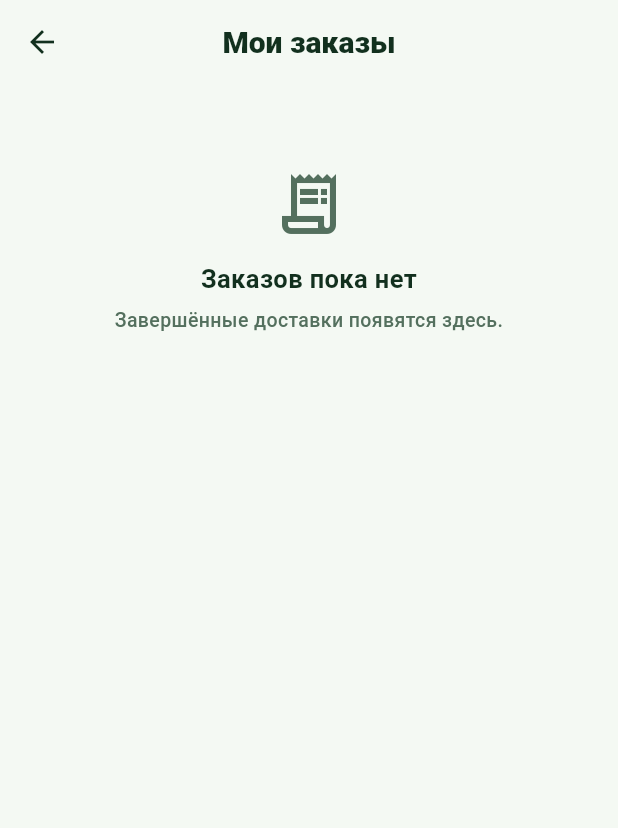
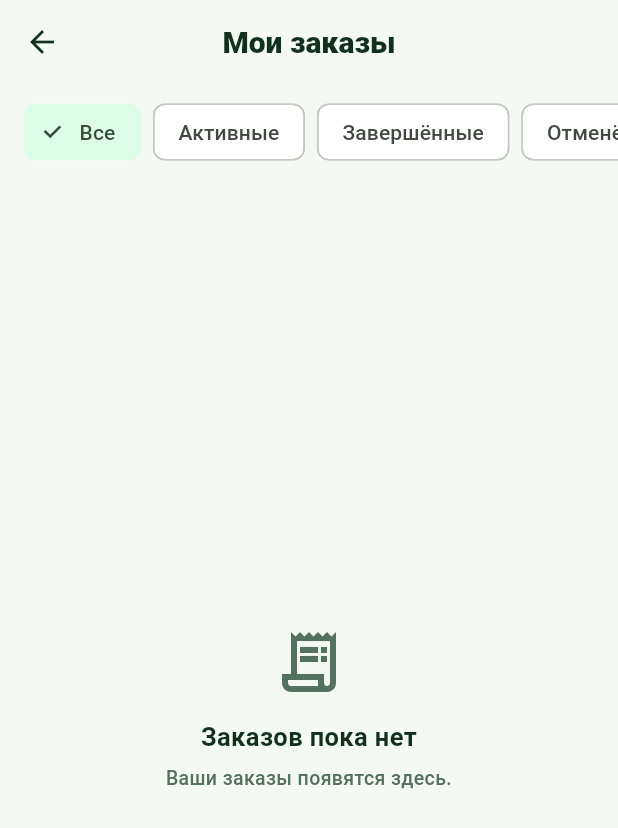
Before and after one commit to prorad02-maker/tajgo-platform, a Flutter app: the CustomerOrdersTab screen opened directly with empty values, on a phone screen of 412 x 824 dp. Shown: the top 828 px of the screen. Run offline on Flutter 3.47's test engine with Material 3 defaults, Android fonts, the phone set to English and light mode, and no system bars; our stand-ins replace cloud_firestore, cloud_functions, firebase_auth, firebase_core, firebase_crashlytics, flutter_map and 4 more; missing offline and left inert: firebase_app_check; accounts and stored records are empty.

Commit message:
feat(v1.8-p2): full orders tab + marketplace UI polish (P1)
Orders tab (#13):
- customerOrdersStream + filter chips (Все/Активные/Завершённые/Отменённые),
  active section, history via TajGoOrderHistoryTile, skeletons/empty/error states

Marketplace UI (#9/10/11):
- PartnerList rewritten on design system: MarketplacePartnerCard, skeletons,
  empty/error states, filters (open-only, sort by rating/faster), preview banner
- ProductDetails bottom sheet (image, description, price, availability, quantity
  stepper, add-to-cart) wired on product tap
- Currency: all user-facing 'TJS' -> сомони via TajGoMoney (catalog + checkout)

Backend price authority + changed-price flow unchanged. Tests: Flutter 89/89,
analyze clean. No native/backend changes. No deploy, no push.

Co-Authored-By: Claude Opus 4.8 <noreply@anthropic.com>

```diff
--- a/lib/features/customer/tabs/customer_orders_tab.dart
+++ b/lib/features/customer/tabs/customer_orders_tab.dart
@@ -6,11 +6,36 @@ import '../../../shared/widgets/tajgo_order_history_tile.dart';
 import '../../../shared/widgets/tajgo_scope.dart';
 import '../widgets/active_order_card.dart';
 
-/// Вкладка «Заказы»: активный заказ и история (завершённые/отменённые).
-class CustomerOrdersTab extends StatelessWidget {
+enum _OrdersFilter { all, active, completed, cancelled }
+
+/// Вкладка «Заказы»: активные / завершённые / отменённые / спорные,
+/// custom и catalog, с фильтрами и человеческими статусами.
+class CustomerOrdersTab extends StatefulWidget {
   const CustomerOrdersTab({super.key, required this.scrollController});
 
   final ScrollController scrollController;
+
+  @override
+  State<CustomerOrdersTab> createState() => _CustomerOrdersTabState();
+}
+
+class _CustomerOrdersTabState extends State<CustomerOrdersTab> {
+  _OrdersFilter _filter = _OrdersFilter.all;
+
+  static const _active = {
+    OrderStatus.waiting,
+    OrderStatus.accepted,
+    OrderStatus.pickedUp,
+    OrderStatus.delivered,
+    OrderStatus.disputed,
+  };
+
+  bool _matches(TajGoOrder order) => switch (_filter) {
+    _OrdersFilter.all => true,
+    _OrdersFilter.active => _active.contains(order.status),
+    _OrdersFilter.completed => order.status == OrderStatus.completed,
+    _OrdersFilter.cancelled => order.status == OrderStatus.cancelled,
+  };
 
   @override
   Widget build(BuildContext context) {
@@ -19,56 +44,63 @@ class CustomerOrdersTab extends StatelessWidget {
 
     return TajGoScaffold(
       appBar: const TajGoAppBar(title: 'Мои заказы'),
-      body: CustomScrollView(
-        controller: scrollController,
-        slivers: [
-          SliverToBoxAdapter(
-            child: StreamBuilder<TajGoOrder?>(
-              stream: scope.orderRepository.activeOrderStream(uid),
+      body: Column(
+        children: [
+          _filters(),
+          Expanded(
+            child: StreamBuilder<List<TajGoOrder>>(
+              stream: scope.orderRepository.customerOrdersStream(uid),
               builder: (context, snapshot) {
-                if (snapshot.data == null) return const SizedBox.shrink();
-                return Padding(
-                  padding: const EdgeInsets.fromLTRB(
-                    TajGoSpacing.screenH,
-                    TajGoSpacing.md,
-                    TajGoSpacing.screenH,
-                    0,
-                  ),
-                  child: Column(
-                    crossAxisAlignment: CrossAxisAlignment.start,
-                    children: [
-                      Text('Активный заказ', style: TajGoTypography.title),
-                      const SizedBox(height: TajGoSpacing.sm),
-                      ActiveOrderCard(order: snapshot.data!),
+                if (snapshot.hasError) {
+                  return const TajGoErrorState();
+                }
+                if (!snapshot.hasData) {
+                  return ListView(
+                    controller: widget.scrollController,
+                    children: const [
+                      TajGoCardSkeleton(),
+                      TajGoCardSkeleton(),
+                      TajGoCardSkeleton(),
                     ],
-                  ),
-                );
-              },
-            ),
-          ),
-          SliverToBoxAdapter(
-            child: StreamBuilder<List<TajGoOrder>>(
-              stream: scope.orderRepository.recentOrdersStream(uid),
-              builder: (context, snapshot) {
-                final orders = snapshot.data ?? const <TajGoOrder>[];
-                if (orders.isEmpty) {
-                  return const Padding(
-                    padding: EdgeInsets.only(top: TajGoSpacing.xxxl),
-                    child: TajGoEmptyState(
-                      icon: Icons.receipt_long_outlined,
-                      title: 'Заказов пока нет',
-                      message: 'Завершённые доставки появятся здесь.',
-                    ),
                   );
                 }
-                return Column(
-                  crossAxisAlignment: CrossAxisAlignment.start,
+                final all = snapshot.data!;
+                final active = all
+                    .where((o) => _active.contains(o.status))
+                    .toList(growable: false);
+                final filtered = all
+                    .where(_matches)
+                    .toList(growable: false);
+                if (filtered.isEmpty) {
+                  return TajGoEmptyState(
+                    icon: Icons.receipt_long_outlined,
+                    title: _filter == _OrdersFilter.all
+                        ? 'Заказов пока нет'
+                        : 'Здесь пусто',
+                    message: 'Ваши заказы появятся здесь.',
+                  );
+                }
+                return ListView(
+                  controller: widget.scrollController,
+                  padding: const EdgeInsets.only(bottom: TajGoSpacing.xxl),
                   children: [
-                    const TajGoSectionHeader(title: 'История'),
-                    ...orders.map(
-                      (order) => TajGoOrderHistoryTile(order: order),
-                    ),
-                    const SizedBox(height: TajGoSpacing.xxl),
+                    if (_filter == _OrdersFilter.all && active.isNotEmpty) ...[
+                      const TajGoSectionHeader(title: 'Активные'),
+                      ...active.map(
+                        (o) => ActiveOrderCard(
+                          order: o,
+                          margin: const EdgeInsets.symmetric(
+                            horizontal: TajGoSpacing.screenH,
+                            vertical: TajGoSpacing.xs,
+                          ),
+                        ),
+                      ),
+                      const TajGoSectionHeader(title: 'История'),
+                      ...filtered
+                          .where((o) => !_active.contains(o.status))
+                          .map((o) => TajGoOrderHistoryTile(order: o)),
+                    ] else
+                      ...filtered.map((o) => TajGoOrderHistoryTile(order: o)),
                   ],
                 );
               },
@@ -78,4 +110,33 @@ class CustomerOrdersTab extends StatelessWidget {
       ),
     );
   }
+
+  Widget _filters() {
+    const labels = {
+      _OrdersFilter.all: 'Все',
+      _OrdersFilter.active: 'Активные',
+      _OrdersFilter.completed: 'Завершённые',
+      _OrdersFilter.cancelled: 'Отменённые',
+    };
+    return SingleChildScrollView(
+      scrollDirection: Axis.horizontal,
+      padding: const EdgeInsets.symmetric(
+        horizontal: TajGoSpacing.screenH,
+        vertical: TajGoSpacing.sm,
+      ),
+      child: Row(
+        children: _OrdersFilter.values.map((f) {
+          return Padding(
+            padding: const EdgeInsets.only(right: TajGoSpacing.sm),
+            child: ChoiceChip(
+              label: Text(labels[f]!),
+              selected: f == _filter,
+              onSelected: (_) => setState(() => _filter = f),
+              selectedColor: TajGoColors.mint,
+            ),
+          );
+        }).toList(growable: false),
+      ),
+    );
+  }
 }
```
Also changed, not shown: lib/core/services/order_repository.dart (+16 -0 lines), lib/features/marketplace/marketplace_checkout_screen.dart (+6 -5 lines), lib/features/marketplace/marketplace_partners_screen.dart (+138 -156 lines), lib/features/marketplace/partner_catalog_screen.dart (+26 -17 lines), lib/features/marketplace/widgets/product_details_sheet.dart (added, +143 -0 lines).
